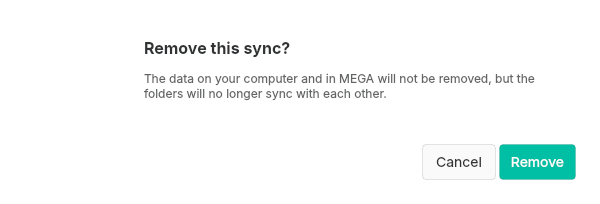
This is src/MEGASync/syncs/gui/Twoways/win/RemoveSyncConfirmationDialog.ui in meganz/MEGAsync as Qt 5 draws it before an edit. The edited form follows.
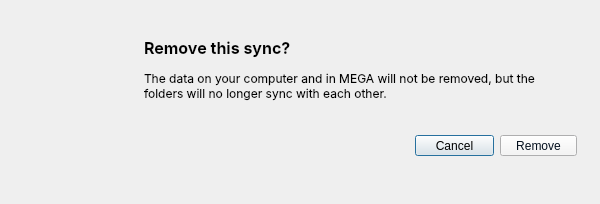
This is the edited form. Icons and pictures are not drawn.

Commit message: SNC-4733: Update windows ui file

Diff of the .ui file:
```diff
--- a/src/MEGASync/syncs/gui/Twoways/win/RemoveSyncConfirmationDialog.ui
+++ b/src/MEGASync/syncs/gui/Twoways/win/RemoveSyncConfirmationDialog.ui
@@ -26,13 +26,7 @@
    <string>Remove this sync?</string>
   </property>
   <property name="styleSheet">
-   <string notr="true">QWidget
-{
-	font-size: 11px;
-	background: #FFFFFF; 
-}
-
-QWidget::title 
+   <string notr="true">QWidget::title 
 {
     width: 600px;
     height: 204px;
@@ -87,36 +81,6 @@
     max-width: 432px;
 }</string>
   </property>
-  <widget class="QWidget" name="bLayout" native="true">
-   <property name="geometry">
-    <rect>
-     <x>20</x>
-     <y>177</y>
-     <width>202</width>
-     <height>26</height>
-    </rect>
-   </property>
-   <property name="maximumSize">
-    <size>
-     <width>16777215</width>
-     <height>26</height>
-    </size>
-   </property>
-   <layout class="QHBoxLayout" name="horizontalLayout">
-    <property name="leftMargin">
-     <number>0</number>
-    </property>
-    <property name="topMargin">
-     <number>0</number>
-    </property>
-    <property name="rightMargin">
-     <number>0</number>
-    </property>
-    <property name="bottomMargin">
-     <number>0</number>
-    </property>
-   </layout>
-  </widget>
   <widget class="QLabel" name="labelFolderIcon">
    <property name="geometry">
     <rect>
@@ -145,24 +109,6 @@
      <height>24</height>
     </rect>
    </property>
-   <property name="styleSheet">
-    <string notr="true">QLabel 
-{
-	/* Layout */
-	align-self: stretch;
-
-	/* Typography */
-    color: #303233;
-
-	/* Label 2/Semibold */
-    font-family: Inter;
-    font-size: 16px;
-    font-style: normal;
-    font-weight: 600;
-    line-height: 24px;
-    max-width: 432px;
-}</string>
-   </property>
    <property name="text">
     <string>Remove this sync?</string>
    </property>
@@ -176,26 +122,6 @@
      <height>36</height>
     </rect>
    </property>
-   <property name="styleSheet">
-    <string notr="true">QLabel 
-{
-	/* Layout */
-    max-width: 432px;
-    height: 36px;
-    align-self: stretch;
-
-	/* Typography */
-    color: #BF303233;
-    font-family: Inter;
-    font-size: 12px;
-    font-style: normal;
-    font-weight: 400;
-    line-height: 18px;
-	word-wrap: break-word; /* Enable word wrap */
-    white-space: pre-wrap;
-}
-</string>
-   </property>
    <property name="text">
     <string>The data on your computer and in MEGA will not be removed, but the folders will no longer sync with each other.</string>
    </property>
@@ -203,15 +129,30 @@
     <bool>true</bool>
    </property>
   </widget>
+  <widget class="QWidget" name="">
+   <property name="geometry">
+    <rect>
+     <x>410</x>
+     <y>130</y>
+     <width>172</width>
+     <height>31</height>
+    </rect>
+   </property>
+   <layout class="QHBoxLayout" name="horizontalLayout">
+    <property name="leftMargin">
+     <number>5</number>
+    </property>
+    <property name="topMargin">
+     <number>5</number>
+    </property>
+    <property name="rightMargin">
+     <number>5</number>
+    </property>
+    <property name="bottomMargin">
+     <number>5</number>
+    </property>
+    <item>
   <widget class="QPushButton" name="bCancel">
-   <property name="geometry">
-    <rect>
-     <x>422</x>
-     <y>144</y>
-     <width>74</width>
-     <height>36</height>
-    </rect>
-   </property>
    <property name="sizePolicy">
     <sizepolicy hsizetype="Minimum" vsizetype="Fixed">
      <horstretch>0</horstretch>
@@ -220,65 +161,23 @@
    </property>
    <property name="maximumSize">
     <size>
-     <width>74</width>
-     <height>40</height>
+        <width>16777215</width>
+        <height>16777215</height>
     </size>
    </property>
    <property name="cursor">
     <cursorShape>PointingHandCursor</cursorShape>
    </property>
    <property name="styleSheet">
-    <string notr="true">QPushButton 
-{   
-    /* Layout */
-    width: 72px;	 /* Figma specifies Width: 68 =&gt; add 4 for border-radius */
-    height: 38px; /* Figma specifies Height: 34 =&gt; add 4 for border-radius */
-    max-width: 72px;
-    max-height: 38px;
-
-    /* Style */
-    border-radius: 4px;
-    background-color: #fafafa;
-    border: 1px solid rgba(0, 0, 0, 0.10); /* rgba(0, 0, 0, 0.10) */
-
-    /* Typography */
-    color: #333333;
-    font-feature-settings: 'clig' off, 'liga' off;
-    font-family: Inter;
-    font-size: 14px;
-    font-style: normal;
-    font-weight: 400;
-    line-height: 20px; /* 142.857% */
-}
-
-QPushButton:hover 
-{
-    /* Button hover effect if needed */
-    background-color: #F2F2F2; /* Background color for hover state */
-    opacity: 1.0; /* Opacity for hover state */
-}
-
-QPushButton:pressed 
-{
-    /* Button pressed effect */
-    background-color: #FFFFFF; /* Background color for pressed state */
-    opacity: 1.0; /* Opacity for pressed state */
-}
-</string>
+       <string notr="true"/>
    </property>
    <property name="text">
     <string>Cancel</string>
    </property>
   </widget>
+    </item>
+    <item>
   <widget class="QPushButton" name="bOK">
-   <property name="geometry">
-    <rect>
-     <x>499</x>
-     <y>144</y>
-     <width>77</width>
-     <height>36</height>
-    </rect>
-   </property>
    <property name="sizePolicy">
     <sizepolicy hsizetype="Minimum" vsizetype="Fixed">
      <horstretch>0</horstretch>
@@ -294,42 +193,12 @@
    <property name="cursor">
     <cursorShape>PointingHandCursor</cursorShape>
    </property>
-   <property name="styleSheet">
-    <string notr="true">QPushButton#bOK
-{    
-    width: 77px;
-    height: 38px; /* Figma specifies Height: 34 =&gt; add 4 for border-radius */
-
-    /* Style */
-    border-radius: 4px;
-    border: 1px solid rgba(0, 0, 0, 10%); /* rgba(0, 0, 0, 0.10) */
-    background: #00BFA5;
-    box-shadow: 0px 1px 2px 0px rgba(0, 143, 107, 30%); /* rgba(0, 143, 107, 0.30); */
-
-    /* Typography */
-	color: #FFFFFF;
-    font-feature-settings: 'clig' off, 'liga' off;
-    font-family: Inter;
-    font-size: 14px;
-    font-style: normal;
-    font-weight: 400;
-    line-height: 20px; /* 142.857% */
-}
-
-QPushButton#bOK:hover 
-{
-    background: #00A787;
-}
-
-QPushButton#bOK:pressed 
-{
-    background: #00D7C2;
-}
-</string>
-   </property>
    <property name="text">
     <string>Remove</string>
    </property>
+     </widget>
+    </item>
+   </layout>
   </widget>
  </widget>
  <resources/>
```
Left out of the diff: 6 changed lines with no effect on the pictures. Lines whose indentation alone changed are shown as unchanged.
